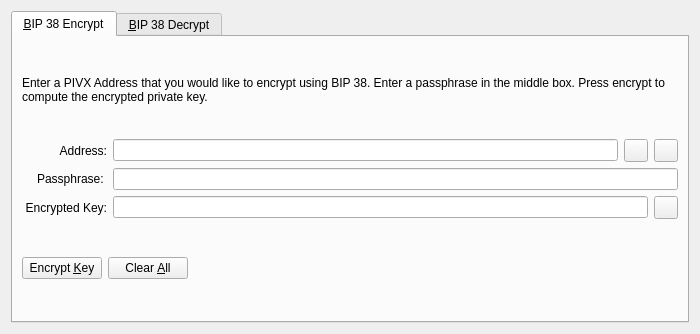
Old version of the form src/qt/forms/bip38tooldialog.ui in the repository private-datagram/pdg-core.
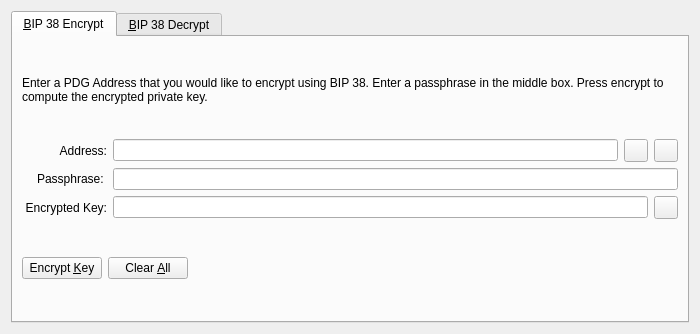
New version of the form. The open tabs and pages were chosen to show the change. Icons and pictures are not drawn. Custom widgets are drawn as their Qt base class.

```diff
--- a/src/qt/forms/bip38tooldialog.ui
+++ b/src/qt/forms/bip38tooldialog.ui
@@ -30,7 +30,7 @@
        <item>
         <widget class="QLabel" name="infoLabel_ENC">
          <property name="text">
-          <string>Enter a PIVX Address that you would like to encrypt using BIP 38. Enter a passphrase in the middle box. Press encrypt to compute the encrypted private key.</string>
+          <string>Enter a PDG Address that you would like to encrypt using BIP 38. Enter a passphrase in the middle box. Press encrypt to compute the encrypted private key.</string>
          </property>
          <property name="textFormat">
           <enum>Qt::PlainText</enum>
```
Left out of the diff: 22 changed lines with no effect on the pictures.
